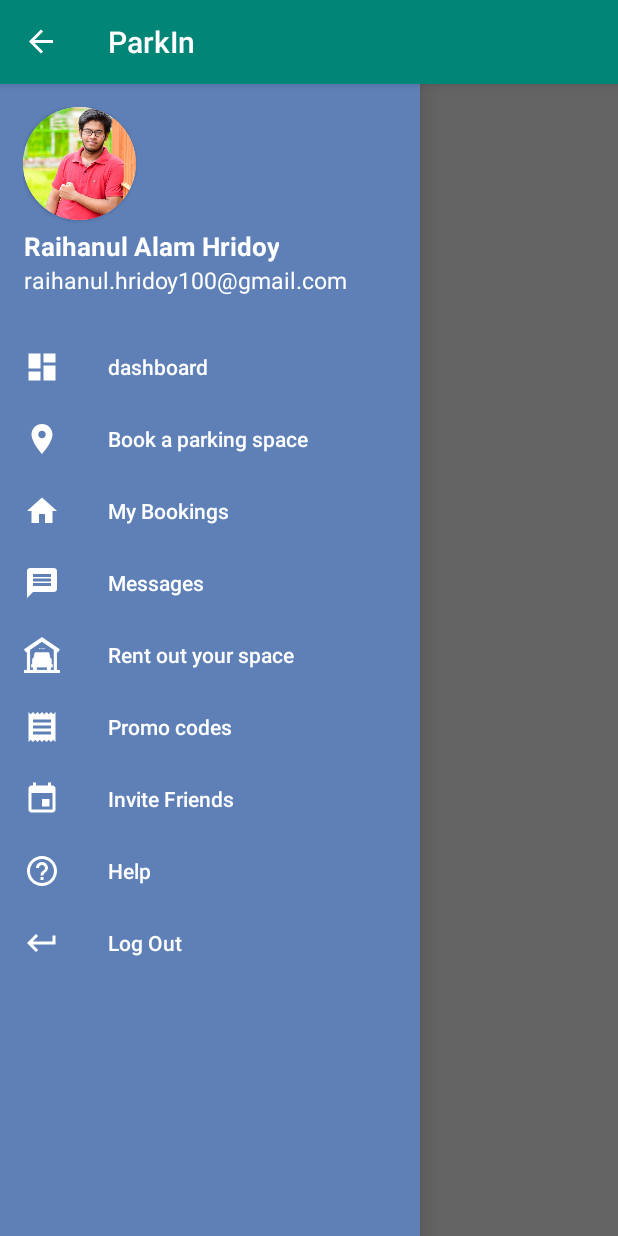
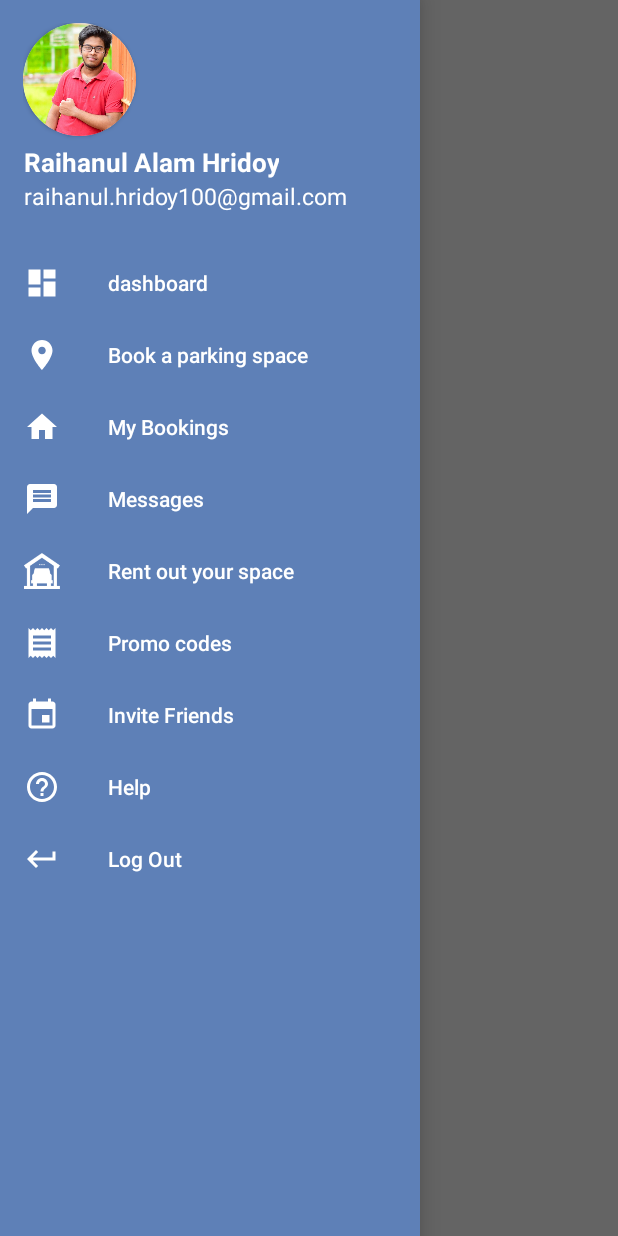
Before and after one commit to hridoy100/ParkInAndroid, an Android app: the HomeActivity screen opened directly, with no data from a screen before it, with the side drawer open, on a phone screen of 412 x 824 dp. Run offline under Robolectric (Android 15) with nearby library versions, the phone set to English and light mode, and no system bars; our stand-ins replace Volley; Roboto replaces fonts that are not available here; 1 statement that could not run was skipped.

```diff
--- a/app/src/main/res/values/styles.xml
+++ b/app/src/main/res/values/styles.xml
@@ -14,6 +14,8 @@
         <item name="colorPrimary">@color/colorPrimary</item>
         <item name="colorPrimaryDark">@color/colorPrimaryDark</item>
         <item name="colorAccent">@color/colorAccent</item>
+        <item name="windowActionBar">false</item>
+        <item name="windowNoTitle">true</item>
     </style>
 
     <style name="AppTheme.CustomTheme">
```
Also changed, not shown: app/src/main/java/com/example/parkin/HomeActivity.java (+13 -0 lines).
